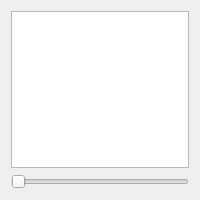
rosymaro/qt_pexviewer, file formtop.ui: the form before one commit.
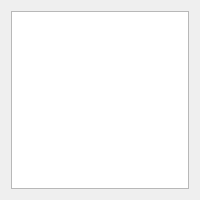
The form after the commit.

```diff
--- a/formtop.ui
+++ b/formtop.ui
@@ -21,12 +21,27 @@
   </property>
   <layout class="QVBoxLayout" name="verticalLayout">
    <item>
-    <widget class="QGraphicsView" name="graphicsView"/>
-   </item>
-   <item>
-    <widget class="QSlider" name="horizontalSlider">
-     <property name="orientation">
-      <enum>Qt::Horizontal</enum>
+    <widget class="QGraphicsView" name="graphicsView">
+     <property name="autoFillBackground">
+      <bool>true</bool>
+     </property>
+     <property name="verticalScrollBarPolicy">
+      <enum>Qt::ScrollBarAlwaysOff</enum>
+     </property>
+     <property name="horizontalScrollBarPolicy">
+      <enum>Qt::ScrollBarAlwaysOff</enum>
+     </property>
+     <property name="sizeAdjustPolicy">
+      <enum>QAbstractScrollArea::AdjustIgnored</enum>
+     </property>
+     <property name="backgroundBrush">
+      <brush brushstyle="NoBrush">
+       <color alpha="255">
+        <red>0</red>
+        <green>0</green>
+        <blue>0</blue>
+       </color>
+      </brush>
      </property>
     </widget>
    </item>
```
